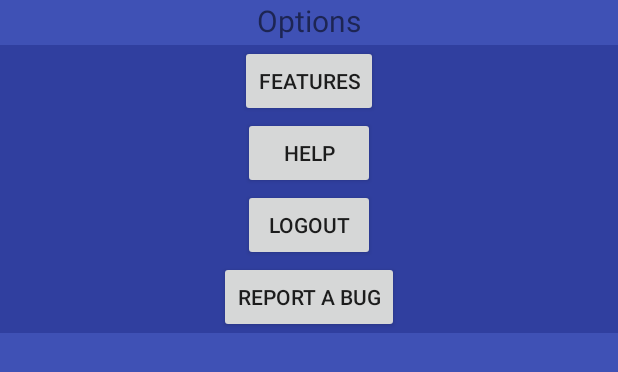
After one commit to kheilma/307-Team-30, an Android app: the layout optionspopup.xml on its own in the app's theme, with its tools: preview values and no code run, on a phone screen of 412 x 824 dp. The commit adds this screen. Shown: the top 372 px of the screen. Run offline under Robolectric (Android 15) with nearby library versions, the light colour scheme and no system bars.

Commit message:
Added options button to reduce clutter in the profile.

```diff
--- /dev/null
+++ b/app/src/main/res/layout/optionspopup.xml
@@ -0,0 +1,49 @@
+<RelativeLayout xmlns:android="http://schemas.android.com/apk/res/android"
+    android:layout_width="match_parent"
+    android:layout_height="match_parent"
+    android:background="@color/colorPrimary">
+
+    <TextView
+        android:layout_alignParentTop="true"
+        android:layout_centerHorizontal="true"
+        android:layout_width="wrap_content"
+        android:layout_height="wrap_content"
+        android:textSize="20dp"
+        android:text="Options" />
+
+    <LinearLayout
+        android:layout_marginTop="30dp"
+        android:layout_width="match_parent"
+        android:weightSum="1"
+        android:gravity="center"
+        android:layout_height="wrap_content"
+        android:orientation="vertical"
+        android:background="@color/colorPrimaryDark">
+
+        <Button
+            android:layout_width="wrap_content"
+            android:layout_height="wrap_content"
+            android:text="Features"
+            android:id="@+id/features"/>
+
+        <Button
+            android:layout_width="wrap_content"
+            android:layout_height="wrap_content"
+            android:text="Help"
+            android:id="@+id/help"/>
+
+        <Button
+            android:layout_width="wrap_content"
+            android:layout_height="wrap_content"
+            android:id="@+id/btnLogout"
+            android:text="Logout"/>
+
+        <Button
+            android:text="Report a bug"
+            android:layout_width="wrap_content"
+            android:layout_height="wrap_content"
+            android:id="@+id/bugs" />
+
+    </LinearLayout>
+
+</RelativeLayout>
```
Also changed, not shown: app/src/main/java/look/myapplication/MainActivity.java (+74 -0 lines), app/src/main/res/layout/profile.xml (+12 -42 lines), app/src/main/res/values/strings.xml (+8 -0 lines), app/src/main/res/drawable-hdpi/options.png (added), app/src/main/res/drawable-mdpi/settings.png (added), app/src/main/res/drawable-xhdpi/settings.png (added), app/src/main/res/drawable-xxhdpi/settings.png (added), app/src/main/res/drawable-xxxhdpi/settings.png (added).
